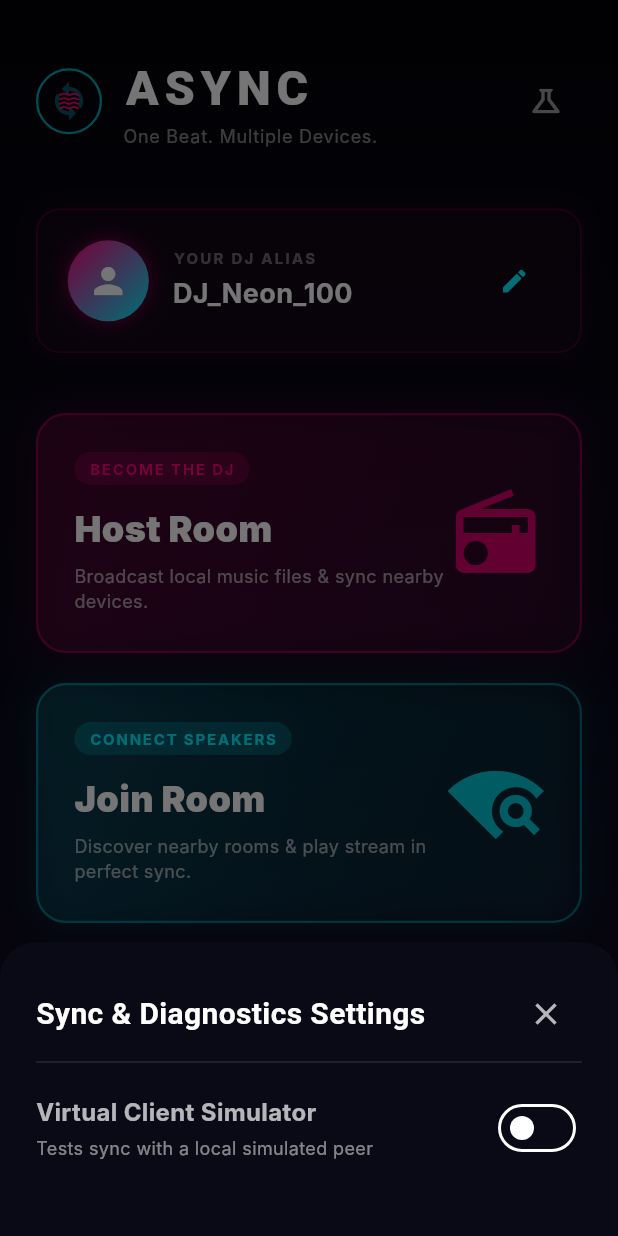
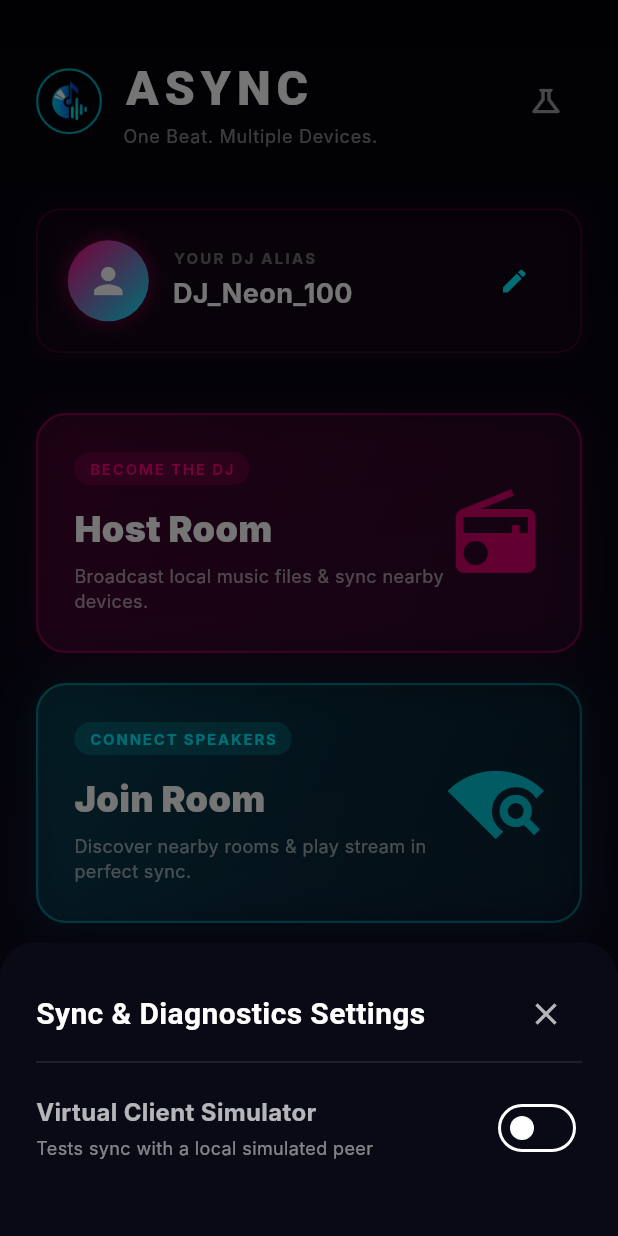
Before and after one commit to ArunSuriiya/Async, a Flutter app: the screen it shows after launch, after a tap on the "science" icon, on a phone screen of 412 x 824 dp. Run offline on Flutter 3.47's test engine with Material 3 defaults, Android fonts, the phone set to English and light mode, and no system bars; drawn by our look-alikes of flutter_animate; our stand-ins replace file_picker, flutter_riverpod, just_audio, just_audio_background, permission_handler, qr_flutter; missing offline and left inert: mobile_scanner, nsd; Roboto replaces fonts that are missing (Inter, Outfit).

Commit message:
feat: remove background from logo, regenerate launcher icons, and add split APK downloads v1.0.0

```diff
--- a/lib/features/dashboard/dashboard_screen.dart
+++ b/lib/features/dashboard/dashboard_screen.dart
@@ -75,6 +75,7 @@ class _DashboardScreenState extends ConsumerState<DashboardScreen> {
                           width: 44,
                           height: 44,
                           margin: const EdgeInsets.only(right: 14),
+                          padding: const EdgeInsets.all(5.0),
                           decoration: BoxDecoration(
                             shape: BoxShape.circle,
                             border: Border.all(
@@ -82,23 +83,9 @@ class _DashboardScreenState extends ConsumerState<DashboardScreen> {
                               width: 1.5,
                             ),
                           ),
-                          child: Center(
-                            child: Stack(
-                              alignment: Alignment.center,
-                              children: [
-                                Icon(
-                                  Icons.sync,
-                                  size: 28,
-                                  color: CyberTheme.electricBlue.withOpacity(0.35),
-                                ).animate(onPlay: (controller) => controller.repeat())
-                                 .rotate(duration: 6.seconds),
-                                const Icon(
-                                  Icons.waves,
-                                  size: 16,
-                                  color: CyberTheme.neonPink,
-                                ),
-                              ],
-                            ),
+                          child: Image.asset(
+                            'assets/icon/app_icon.png',
+                            fit: BoxFit.contain,
                           ),
                         ),
                         Column(
--- a/lib/features/splash/splash_screen.dart
+++ b/lib/features/splash/splash_screen.dart
@@ -90,24 +90,14 @@ class _SplashScreenState extends State<SplashScreen> {
                       ],
                     ),
                     child: Center(
-                      child: Stack(
-                        alignment: Alignment.center,
-                        children: [
-                          Icon(
-                            Icons.sync,
-                            size: 65,
-                            color: CyberTheme.electricBlue.withOpacity(0.4),
-                          ).animate(onPlay: (controller) => controller.repeat())
-                           .rotate(duration: 6.seconds),
-                          Icon(
-                            Icons.waves,
-                            size: 35,
-                            color: CyberTheme.neonPink,
-                          ).animate(onPlay: (controller) => controller.repeat(reverse: true))
-                           .scale(begin: const Offset(0.8, 0.8), end: const Offset(1.1, 1.1), duration: 1.5.seconds)
-                           .fadeIn(duration: 1.seconds),
-                        ],
-                      ),
+                      child: Padding(
+                        padding: const EdgeInsets.all(12.0),
+                        child: Image.asset(
+                          'assets/icon/app_icon.png',
+                          fit: BoxFit.contain,
+                        ),
+                      ).animate(onPlay: (controller) => controller.repeat(reverse: true))
+                       .scale(begin: const Offset(0.9, 0.9), end: const Offset(1.1, 1.1), duration: 2.seconds),
                     ),
                   ).animate()
                    .scale(duration: 800.ms, curve: Curves.easeOutBack)
--- a/pubspec.yaml
+++ b/pubspec.yaml
@@ -81,10 +81,8 @@ flutter:
   # the material Icons class.
   uses-material-design: true
 
-  # To add assets to your application, add an assets section, like this:
-  # assets:
-  #   - images/a_dot_burr.jpeg
-  #   - images/a_dot_ham.jpeg
+  assets:
+    - assets/icon/app_icon.png
 
   # An image asset can refer to one or more resolution-specific "variants", see
   # https://flutter.dev/to/resolution-aware-images
```
Also changed, not shown: assets/icon/app_icon.png, 31 other files.
